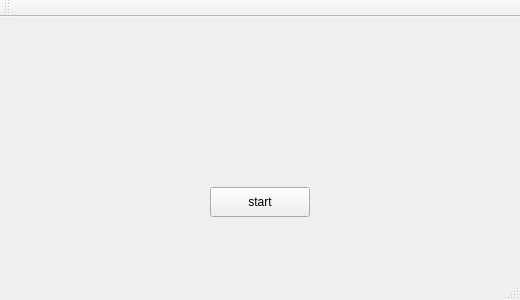
Before: the Qt Designer form InterfaceChange/mainwindow.ui in hlm12348765/QT, drawn with Qt 5.
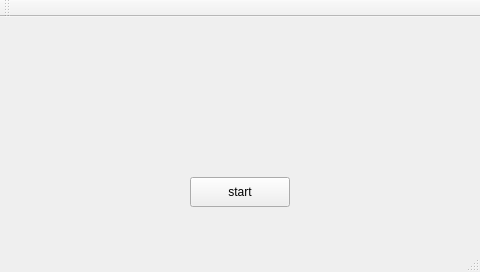
After: the same form once the commit is applied.

```diff
--- a/InterfaceChange/mainwindow.ui
+++ b/InterfaceChange/mainwindow.ui
@@ -6,8 +6,8 @@
    <rect>
     <x>0</x>
     <y>0</y>
-    <width>520</width>
-    <height>300</height>
+    <width>480</width>
+    <height>272</height>
    </rect>
   </property>
   <property name="windowTitle">
@@ -17,8 +17,8 @@
    <widget class="QPushButton" name="pushButton_2">
     <property name="geometry">
      <rect>
-      <x>210</x>
-      <y>170</y>
+      <x>190</x>
+      <y>160</y>
       <width>100</width>
       <height>30</height>
      </rect>
```
Left out of the diff: 2 changed lines with no effect on the pictures.
